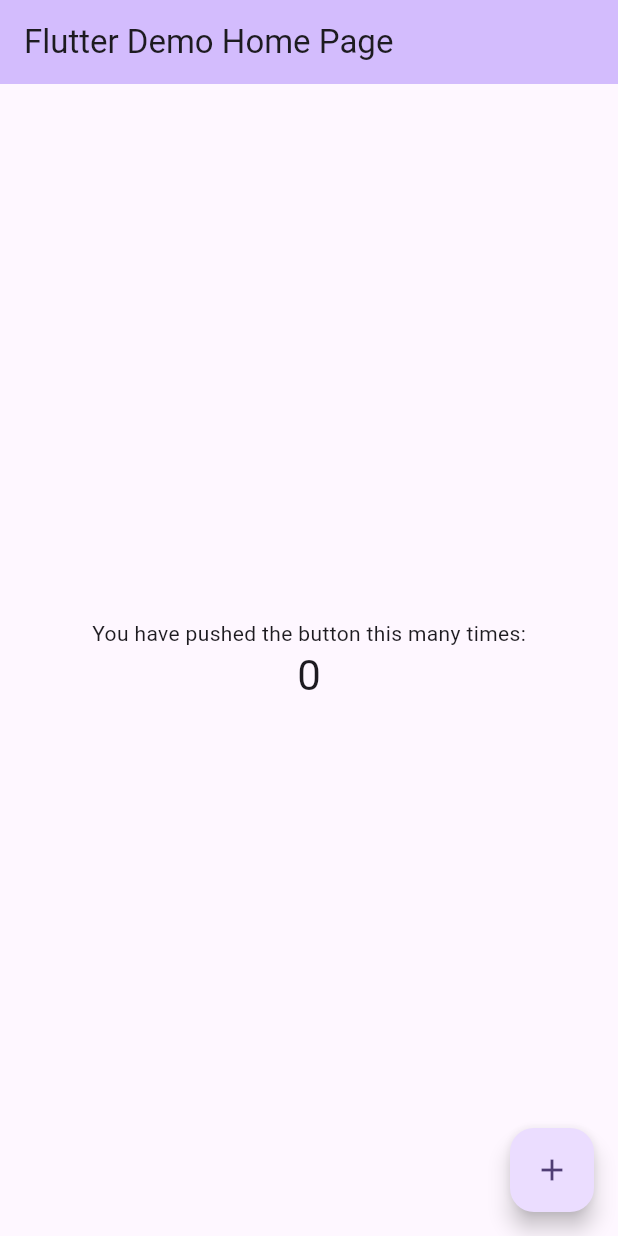
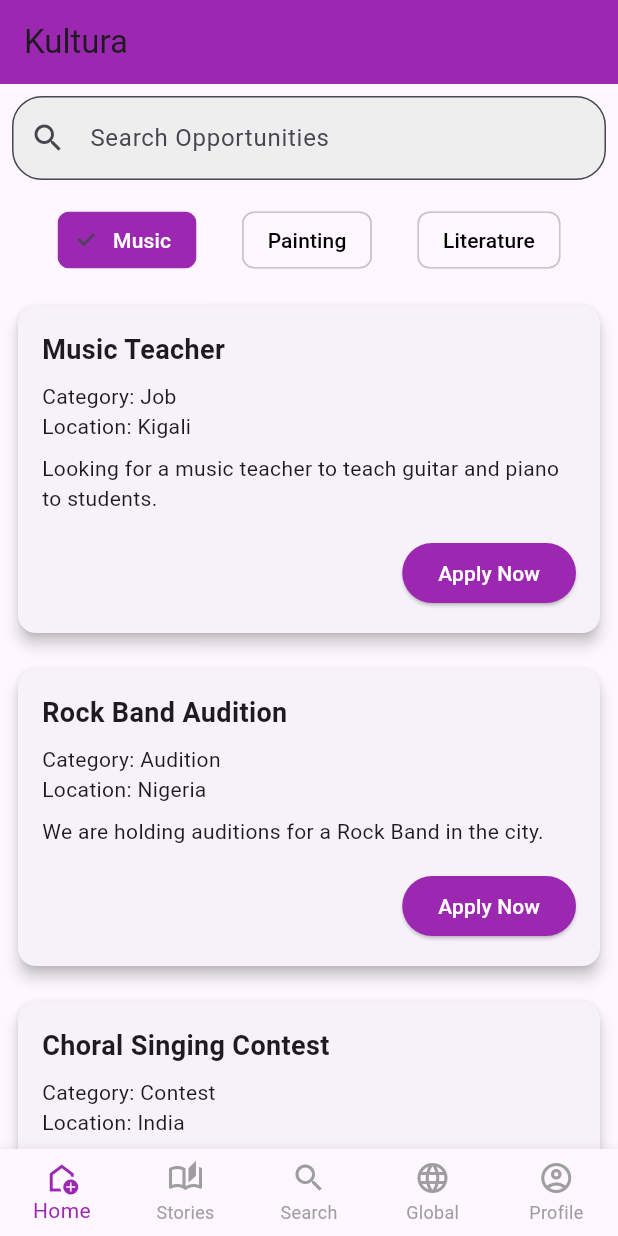
Before and after one commit to IkireziI/Kultura_Mobile_App_Group13, a Flutter app: the screen it shows after launch, on a phone screen of 412 x 824 dp. Run offline on Flutter 3.47's test engine with Material 3 defaults, Android fonts, the light colour scheme and no system bars.

Commit message:
opprtunities board

```diff
--- a/kultura/lib/main.dart
+++ b/kultura/lib/main.dart
@@ -1,4 +1,5 @@
 import 'package:flutter/material.dart';
+import 'pages/opportunities_board.dart'; // Import your file containing OpportunitiesBoard widget
 
 void main() {
   runApp(const MyApp());
@@ -7,119 +8,14 @@
 class MyApp extends StatelessWidget {
   const MyApp({super.key});
 
-  // This widget is the root of your application.
   @override
   Widget build(BuildContext context) {
     return MaterialApp(
-      title: 'Flutter Demo',
+      title: 'Kultura App',
       theme: ThemeData(
-        // This is the theme of your application.
-        //
-        // TRY THIS: Try running your application with "flutter run". You'll see
-        // the application has a purple toolbar. Then, without quitting the app,
-        // try changing the seedColor in the colorScheme below to Colors.green
-        // and then invoke "hot reload" (save your changes or press the "hot
-        // reload" button in a Flutter-supported IDE, or press "r" if you used
-        // the command line to start the app).
-        //
-        // Notice that the counter didn't reset back to zero; the application
-        // state is not lost during the reload. To reset the state, use hot
-        // restart instead.
-        //
-        // This works for code too, not just values: Most code changes can be
-        // tested with just a hot reload.
-        colorScheme: ColorScheme.fromSeed(seedColor: Colors.deepPurple),
-        useMaterial3: true,
+        primarySwatch: Colors.purple,
       ),
-      home: const MyHomePage(title: 'Flutter Demo Home Page'),
+      home: const OpportunitiesBoard(), // Set OpportunitiesBoard as the home page
     );
   }
 }
-
-class MyHomePage extends StatefulWidget {
-  const MyHomePage({super.key, required this.title});
-
-  // This widget is the home page of your application. It is stateful, meaning
-  // that it has a State object (defined below) that contains fields that affect
-  // how it looks.
-
-  // This class is the configuration for the state. It holds the values (in this
-  // case the title) provided by the parent (in this case the App widget) and
-  // used by the build method of the State. Fields in a Widget subclass are
-  // always marked "final".
-
-  final String title;
-
-  @override
-  State<MyHomePage> createState() => _MyHomePageState();
-}
-
-class _MyHomePageState extends State<MyHomePage> {
-  int _counter = 0;
-
-  void _incrementCounter() {
-    setState(() {
-      // This call to setState tells the Flutter framework that something has
-      // changed in this State, which causes it to rerun the build method below
-      // so that the display can reflect the updated values. If we changed
-      // _counter without calling setState(), then the build method would not be
-      // called again, and so nothing would appear to happen.
-      _counter++;
-    });
-  }
-
-  @override
-  Widget build(BuildContext context) {
-    // This method is rerun every time setState is called, for instance as done
-    // by the _incrementCounter method above.
-    //
-    // The Flutter framework has been optimized to make rerunning build methods
-    // fast, so that you can just rebuild anything that needs updating rather
-    // than having to individually change instances of widgets.
-    return Scaffold(
-      appBar: AppBar(
-        // TRY THIS: Try changing the color here to a specific color (to
-        // Colors.amber, perhaps?) and trigger a hot reload to see the AppBar
-        // change color while the other colors stay the same.
-        backgroundColor: Theme.of(context).colorScheme.inversePrimary,
-        // Here we take the value from the MyHomePage object that was created by
-        // the App.build method, and use it to set our appbar title.
-        title: Text(widget.title),
-      ),
-      body: Center(
-        // Center is a layout widget. It takes a single child and positions it
-        // in the middle of the parent.
-        child: Column(
-          // Column is also a layout widget. It takes a list of children and
-          // arranges them vertically. By default, it sizes itself to fit its
-          // children horizontally, and tries to be as tall as its parent.
-          //
-          // Column has various properties to control how it sizes itself and
-          // how it positions its children. Here we use mainAxisAlignment to
-          // center the children vertically; the main axis here is the vertical
-          // axis because Columns are vertical (the cross axis would be
-          // horizontal).
-          //
-          // TRY THIS: Invoke "debug painting" (choose the "Toggle Debug Paint"
-          // action in the IDE, or press "p" in the console), to see the
-          // wireframe for each widget.
-          mainAxisAlignment: MainAxisAlignment.center,
-          children: <Widget>[
-            const Text(
-              'You have pushed the button this many times:',
-            ),
-            Text(
-              '$_counter',
-              style: Theme.of(context).textTheme.headlineMedium,
-            ),
-          ],
-        ),
-      ),
-      floatingActionButton: FloatingActionButton(
-        onPressed: _incrementCounter,
-        tooltip: 'Increment',
-        child: const Icon(Icons.add),
-      ), // This trailing comma makes auto-formatting nicer for build methods.
-    );
-  }
-}
--- /dev/null
+++ b/kultura/lib/pages/opportunities_board.dart
@@ -0,0 +1,230 @@
+import 'package:flutter/material.dart';
+
+class OpportunitiesBoard extends StatelessWidget {
+  const OpportunitiesBoard({super.key});
+
+  @override
+  Widget build(BuildContext context) {
+    return Scaffold(
+      appBar: AppBar(
+        title: const Text("Kultura"),
+        backgroundColor: Colors.purple,
+      ),
+      //Main body content for the page
+      body: OpportunitiesBoardContent(),
+      //BottomNavigationBar
+      bottomNavigationBar: BottomNavigation(),
+    );
+  }
+}
+
+class OpportunitiesBoardContent extends StatelessWidget {
+  const OpportunitiesBoardContent({super.key});
+  @override
+  Widget build(BuildContext context) {
+    return Column(
+      children: [
+        //Search bar and filters section
+        const SearchBarAndFilters(),
+        //Expanded list of opportunities
+        Expanded(
+          child: const OpportunitiesList(),
+        ),
+      ],
+    );
+  }
+}
+
+class SearchBarAndFilters extends StatelessWidget {
+  const SearchBarAndFilters({super.key});
+  @override
+  Widget build(BuildContext context) {
+    return Padding(
+      padding: const EdgeInsets.all(8.0),
+      child: Column(
+        children: [
+          // Search bar for searching opportunities
+          TextField(
+            decoration: InputDecoration(
+              hintText: 'Search Opportunities',
+              prefixIcon: Icon(Icons.search_outlined),
+              border: OutlineInputBorder(
+                borderRadius: BorderRadius.circular(20),
+              ),
+              filled: true,
+              fillColor: Colors.grey[200],
+            ),
+          ),
+          const SizedBox(height: 16), // Space between search bar and filters
+          // Filter chips (Music, Painting, Literature)
+          Row(
+            mainAxisAlignment: MainAxisAlignment.spaceEvenly,
+            children: const [
+              CustomFilterChip(label: 'Music', isSelected: true),
+              CustomFilterChip(label: 'Painting', isSelected: false),
+              CustomFilterChip(label: 'Literature', isSelected: false),
+            ],
+          ),
+        ],
+      ),
+    );
+  }
+}
+
+// Custom filter chip widget
+class CustomFilterChip extends StatelessWidget {
+  final String label;
+  final bool isSelected;
+
+  const CustomFilterChip({
+    required this.label,
+    required this.isSelected,
+    super.key,
+  });
+
+  @override
+  Widget build(BuildContext context) {
+    return ChoiceChip(
+      label: Text(label),
+      selected: isSelected,
+      onSelected: (bool selected) {
+        // Handle filter selection logic
+      },
+      selectedColor: Colors.purple,
+      labelStyle: TextStyle(
+        color: isSelected ? Colors.white : Colors.black,
+      ),
+    );
+  }
+}
+
+// List of opportunities (Music Teacher, Rock Band Audition, etc.)
+class OpportunitiesList extends StatelessWidget {
+  const OpportunitiesList({super.key});
+  @override
+  Widget build(BuildContext context) {
+    // Sample Opportunities List
+    final opportunities = [
+      {
+        'title': 'Music Teacher',
+        'category': 'Job',
+        'location': 'Kigali',
+        'description': 'Looking for a music teacher to teach guitar and piano to students.',
+      },
+      {
+        'title': 'Rock Band Audition',
+        'category': 'Audition',
+        'location': 'Nigeria',
+        'description': 'We are holding auditions for a Rock Band in the city.',
+      },
+      {
+        'title': 'Choral Singing Contest',
+        'category': 'Contest',
+        'location': 'India',
+        'description': 'Join the International Singing Competition for a chance to win \$15,000.',
+      },
+    ];
+
+    return ListView.builder(
+      itemCount: opportunities.length,
+      itemBuilder: (context, index) {
+        return OpportunityCard(
+          title: opportunities[index]['title']!,
+          category: opportunities[index]['category']!,
+          location: opportunities[index]['location']!,
+          description: opportunities[index]['description']!,
+        );
+      },
+    );
+  }
+}
+
+// Card widget for each opportunity
+class OpportunityCard extends StatelessWidget {
+  final String title;
+  final String category;
+  final String location;
+  final String description;
+
+  const OpportunityCard({
+    required this.title,
+    required this.category,
+    required this.location,
+    required this.description,
+    super.key,
+  });
+
+  @override
+  Widget build(BuildContext context) {
+    return Card(
+      margin: const EdgeInsets.all(12.0),
+      elevation: 4.0,
+      child: Padding(
+        padding: const EdgeInsets.all(16.0),
+        child: Column(
+          crossAxisAlignment: CrossAxisAlignment.start,
+          children: [
+            Text(
+              title,
+              style: const TextStyle(fontSize: 18, fontWeight: FontWeight.bold),
+            ),
+            const SizedBox(height: 8),
+            Text("Category: $category"),
+            Text("Location: $location"),
+            const SizedBox(height: 8),
+            Text(description),
+            const SizedBox(height: 16),
+            Align(
+              alignment: Alignment.bottomRight,
+              child: ElevatedButton(
+                onPressed: () {
+                  // Handle the Apply Now button action
+                },
+                style: ElevatedButton.styleFrom(
+                  backgroundColor: Colors.purple,
+                  foregroundColor: Colors.white,
+                ),
+                child: const Text('Apply Now'),
+              ),
+            ),
+          ],
+        ),
+      ),
+    );
+  }
+}
+
+// Bottom Navigation bar widget
+class BottomNavigation extends StatefulWidget {
+  const BottomNavigation({super.key});
+
+  @override
+  State<BottomNavigation> createState() => _BottomNavigationState();
+}
+
+class _BottomNavigationState extends State<BottomNavigation> {
+  int _selectedIndex = 0;
+
+  @override
+  Widget build(BuildContext context) {
+    return BottomNavigationBar(
+      currentIndex: _selectedIndex,
+      type: BottomNavigationBarType.fixed,
+      selectedItemColor: Colors.purple,
+      unselectedItemColor: Colors.grey,
+      onTap: (index) {
+        setState(() {
+          _selectedIndex = index;
+        });
+        // Add your navigation logic here
+      },
+      items: const [
+        BottomNavigationBarItem(icon: Icon(Icons.add_home_outlined), label: 'Home'),
+        BottomNavigationBarItem(icon: Icon(Icons.auto_stories_outlined), label: 'Stories'),
+        BottomNavigationBarItem(icon: Icon(Icons.search_outlined), label: 'Search'),
+        BottomNavigationBarItem(icon: Icon(Icons.language_outlined), label: 'Global'),
+        BottomNavigationBarItem(icon: Icon(Icons.account_circle_outlined), label: 'Profile'),
+      ],
+    );
+  }
+}
--- a/kultura/pubspec.yaml
+++ b/kultura/pubspec.yaml
@@ -45,7 +45,7 @@ dev_dependencies:
   # activated in the `analysis_options.yaml` file located at the root of your
   # package. See that file for information about deactivating specific lint
   # rules and activating additional ones.
-  flutter_lints: ^4.0.0
+  flutter_lints: ^5.0.0
 
 # For information on the generic Dart part of this file, see the
 # following page: https://dart.dev/tools/pub/pubspec
```
Also changed, not shown: kultura/pubspec.lock.
